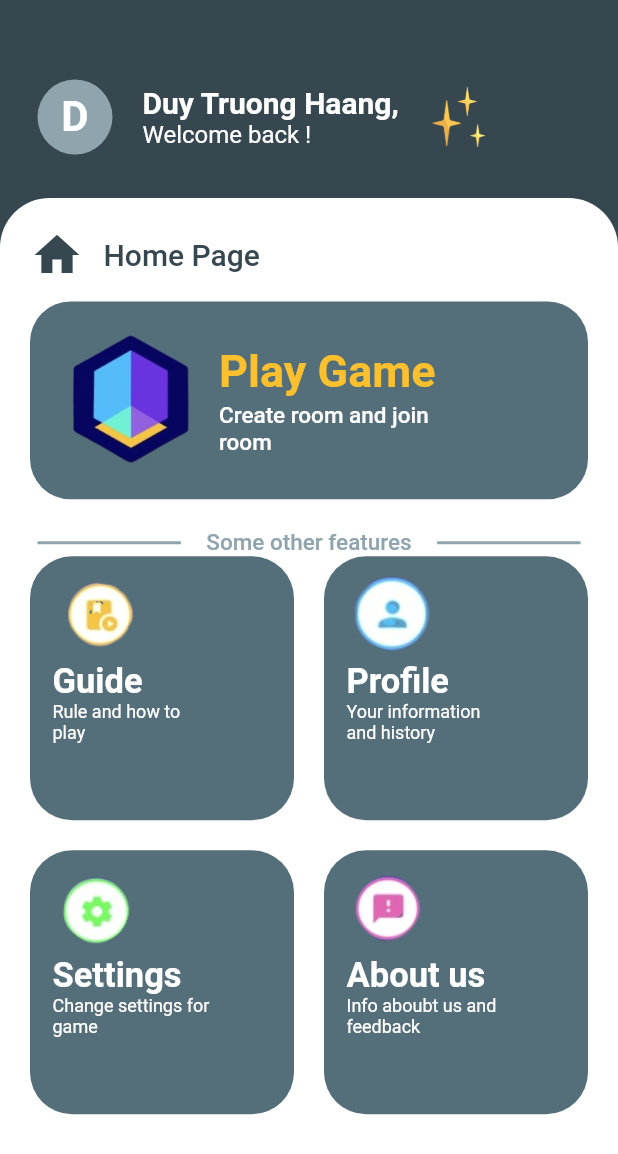
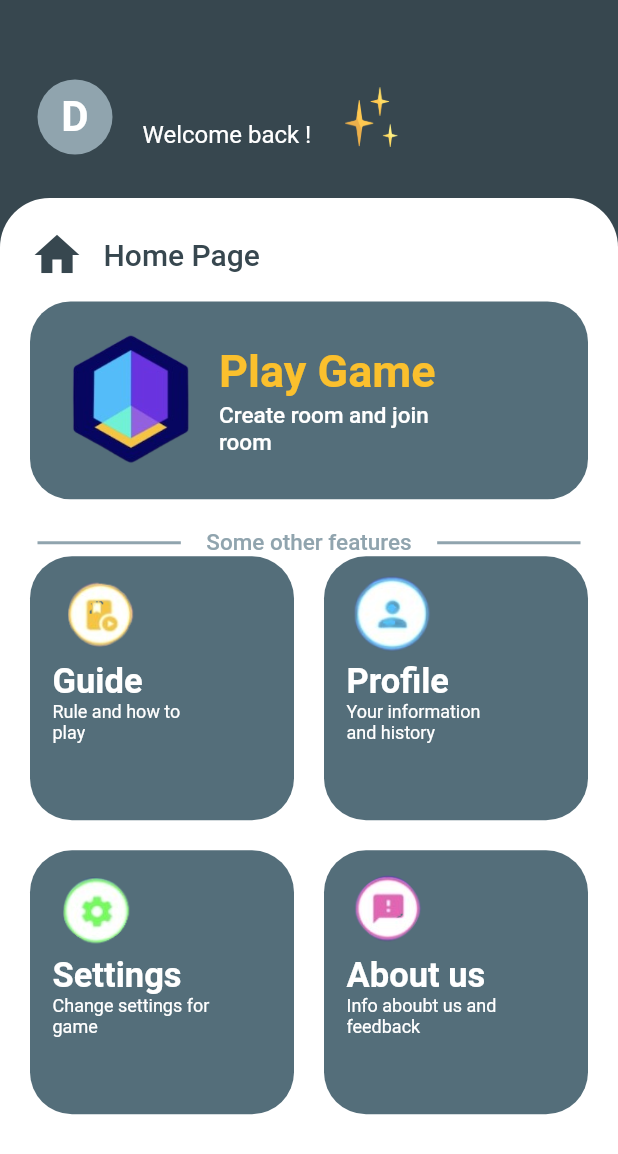
Before and after one commit to KavyaParengal/Student_details, a Flutter app: the screen it shows once a user with an empty profile is signed in, on a phone screen of 412 x 824 dp. Shown: the top 1154 px of the screen. Run offline on Flutter 3.47's test engine with Material 2 defaults, Android fonts, the phone set to English and light mode, and no system bars; our stand-ins replace firebase_auth, firebase_core, get; accounts and stored records are empty; network calls fail.

Commit message:
second commit

```diff
--- a/lib/auth_controller.dart
+++ b/lib/auth_controller.dart
@@ -24,13 +24,15 @@ class AuthController extends GetxController{
       Get.offAll(()=>LoginPage());
     }
     else{
-      Get.offAll(()=>HomePage(email:user.email));
+      Get.offAll(()=>HomePage(emailId:user.email));
+      print('Email= ${user.email}');
     }
   }
 
   void register(String email,password) async {
     try{
       await auth.createUserWithEmailAndPassword(email: email, password: password);
+      Get.offAll(()=>LoginPage());
     }
     catch(e){
       Get.snackbar("About user", "User message", backgroundColor: Colors.red,
--- a/lib/homepage.dart
+++ b/lib/homepage.dart
@@ -5,14 +5,25 @@ import 'package:flutter/cupertino.dart';
 import 'package:flutter/material.dart';
 
 class HomePage extends StatefulWidget {
-  const HomePage({Key? key, String? email}) : super(key: key);
+  final emailId;
+  HomePage({required this.emailId});
+
 
   @override
   State<HomePage> createState() => _HomePageState();
 }
 
 class _HomePageState extends State<HomePage> {
+
   @override
+  void initState() {
+    // TODO: implement initState
+    super.initState();
+    print(widget.emailId);
+  }
+
+  @override
+
   Widget build(BuildContext context) {
     return Scaffold(
       body: Container(
@@ -31,17 +42,17 @@ class _HomePageState extends State<HomePage> {
                   CircleAvatar(
                     radius: 25,
                     backgroundColor: Colors.blueGrey.shade300,
-                    child: Text('D',style: TextStyle(fontSize: 28,fontWeight: FontWeight.bold,color: Colors.white),),
+                    child: const Text('D',style: TextStyle(fontSize: 28,fontWeight: FontWeight.bold,color: Colors.white),),
                   ),
-                  SizedBox(width: 20,),
+                  const SizedBox(width: 20,),
                   Column(
                     crossAxisAlignment: CrossAxisAlignment.start,
                     children: [
-                      Text('Duy Truong Haang,',style: TextStyle(fontSize: 20,fontWeight: FontWeight.bold,color: Colors.white),),
-                      Text('Welcome back !',style: TextStyle(fontSize: 16,color: Colors.white),)
+                      Text(widget.emailId,style: TextStyle(fontSize: 20,fontWeight: FontWeight.bold,color: Colors.white),),
+                      const Text('Welcome back !',style: TextStyle(fontSize: 16,color: Colors.white),)
                     ],
                   ),
-                  SizedBox(width: 20,),
+                  const SizedBox(width: 20,),
                   Image.asset('images/sparkles.png',
                     width: 40,
                     height: 40,
@@ -49,11 +60,11 @@ class _HomePageState extends State<HomePage> {
                 ],
               ),
             ),
-            SizedBox(height: 29,),
+            const SizedBox(height: 29,),
             Expanded(
               child: Container(
                 width: MediaQuery.of(context).size.width,
-                decoration: BoxDecoration(
+                decoration: const BoxDecoration(
                     color: Colors.white,
                     borderRadius: BorderRadius.only(topLeft: Radius.circular(33),topRight: Radius.circular(33))
                 ),
@@ -64,11 +75,11 @@ class _HomePageState extends State<HomePage> {
                       Row(
                         children: [
                           Icon(Icons.home,color: Colors.blueGrey.shade800,size: 36,),
-                          SizedBox(width: 13,),
+                          const SizedBox(width: 13,),
                           Text('Home Page',style: TextStyle(fontSize: 20,fontWeight: FontWeight.w500,color: Colors.blueGrey[800]),)
                         ],
                       ),
-                      SizedBox(height: 13,),
+                      const SizedBox(height: 13,),
                       Container(
                         width: MediaQuery.of(context).size.width,
                         height: MediaQuery.of(context).size.height*.16,
@@ -84,14 +95,14 @@ class _HomePageState extends State<HomePage> {
                                 width: 100,
                                 height: 100,
                               ),
-                              SizedBox(width: 8,),
+                              const SizedBox(width: 8,),
                               Column(
                                 mainAxisAlignment: MainAxisAlignment.center,
                                 crossAxisAlignment: CrossAxisAlignment.start,
                                 children: [
                                   Text('Play Game',style: TextStyle(fontSize: 30,fontWeight: FontWeight.bold,color: Colors.yellow[700])),
-                                  SizedBox(height: 3,),
-                                  Text('Create room and join \nroom',style: TextStyle(fontSize: 15,fontWeight: FontWeight.w500,color: Colors.white))
+                                  const SizedBox(height: 3,),
+                                  const Text('Create room and join \nroom',style: TextStyle(fontSize: 15,fontWeight: FontWeight.w500,color: Colors.white))
                                 ],
                               )
                             ],
@@ -105,9 +116,9 @@ class _HomePageState extends State<HomePage> {
                             Expanded(
                                 child: Divider(color: Colors.blueGrey[300],thickness: 2,)
                             ),
-                            SizedBox(width: 17,),
+                            const SizedBox(width: 17,),
                             Text('Some other features',style: TextStyle(fontSize: 15,fontWeight: FontWeight.w500,color: Colors.blueGrey[300])),
-                            SizedBox(width: 17,),
+                            const SizedBox(width: 17,),
                             Expanded(
                                 child: Divider(color: Colors.blueGrey[300],thickness: 2,)
                             ),
@@ -132,9 +143,8 @@ class _HomePageState extends State<HomePage> {
                                   children: [
                                     Image.asset('images/guide.png',width: 60,height: 60,),
                                     //SizedBox(height: 3,),
-                                    Text('Guide',style: TextStyle(fontSize: 23,color: Colors.white,fontWeight: FontWeight.bold),),
-                                    //SizedBox(height: 5,),
-                                    Text('Rule and how to \nplay',style: TextStyle(fontSize: 12,color: Colors.white),)
+                                    const Text('Guide',style: TextStyle(fontSize: 23,color: Colors.white,fontWeight: FontWeight.bold),),
+                                    const Text('Rule and how to \nplay',style: TextStyle(fontSize: 12,color: Colors.white),)
                                   ],
                                 ),
                               ),
```
